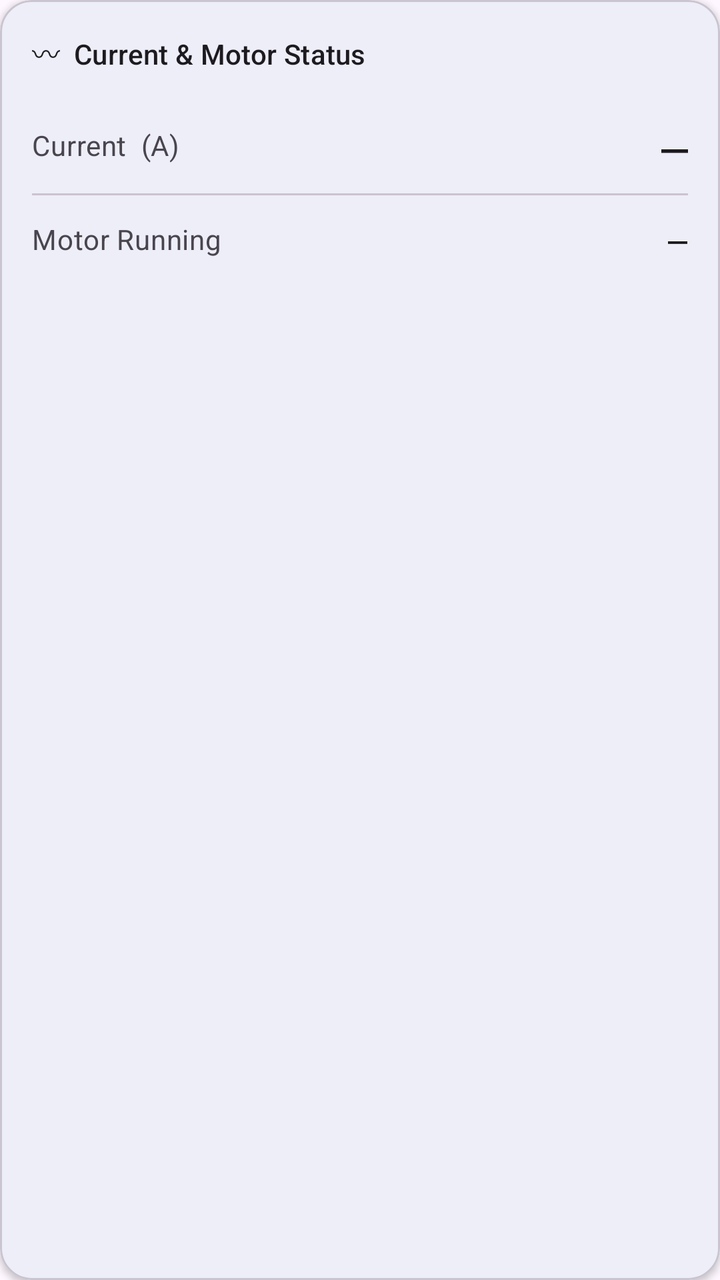
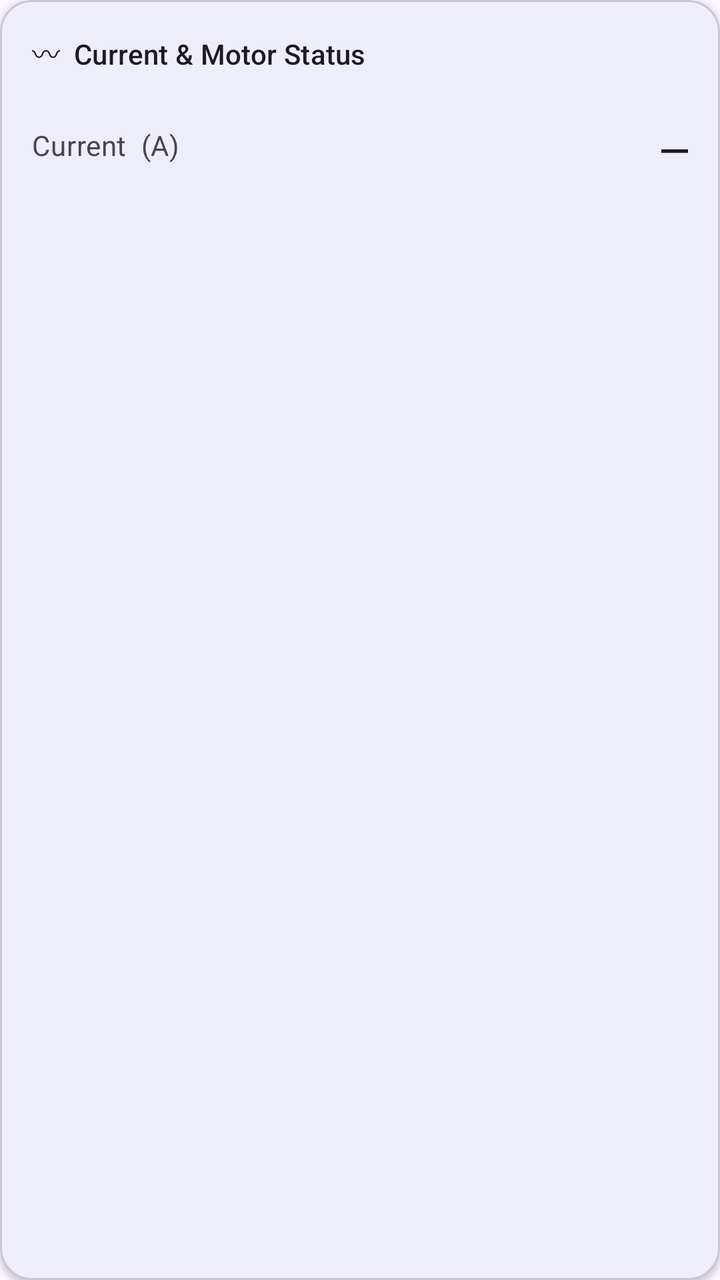

Two renders of the same Android screen: before a commit and after it. Below are the layout's source before the change and the commit's diff.
<!-- AndroidManifest.xml: application theme Theme.MotorDrive -->
<!-- res/layout/module_current.xml -->
<?xml version="1.0" encoding="utf-8"?>
<com.google.android.material.card.MaterialCardView
    xmlns:android="http://schemas.android.com/apk/res/android"
    xmlns:app="http://schemas.android.com/apk/res-auto"
    android:layout_width="match_parent"
    android:layout_height="wrap_content"
    app:cardElevation="2dp"
    app:cardCornerRadius="16dp">

    <LinearLayout
        android:layout_width="match_parent"
        android:layout_height="wrap_content"
        android:orientation="vertical"
        android:padding="16dp">

        <TextView
            android:layout_width="match_parent"
            android:layout_height="wrap_content"
            android:text="〰  Current &amp; Motor Status"
            android:textAppearance="?attr/textAppearanceTitleSmall"
            android:textColor="?attr/colorOnSurface"
            android:layout_marginBottom="12dp" />

        
        <LinearLayout
            android:layout_width="match_parent"
            android:layout_height="48dp"
            android:orientation="horizontal"
            android:gravity="center_vertical">
            <TextView
                android:layout_width="0dp"
                android:layout_height="wrap_content"
                android:layout_weight="1"
                android:text="Current  (A)"
                android:textAppearance="?attr/textAppearanceBodyMedium"
                android:textColor="?attr/colorOnSurfaceVariant" />
            <TextView
                android:id="@+id/valueCurrentA"
                android:layout_width="wrap_content"
                android:layout_height="wrap_content"
                android:text="—"
                android:textAppearance="?attr/textAppearanceTitleLarge"
                android:fontFamily="monospace" />
        </LinearLayout>

        <com.google.android.material.divider.MaterialDivider
            android:layout_width="match_parent"
            android:layout_height="1dp" />

        
        <LinearLayout
            android:layout_width="match_parent"
            android:layout_height="44dp"
            android:orientation="horizontal"
            android:gravity="center_vertical">
            <TextView
                android:layout_width="0dp"
                android:layout_height="wrap_content"
                android:layout_weight="1"
                android:text="Motor Running"
                android:textAppearance="?attr/textAppearanceBodyMedium"
                android:textColor="?attr/colorOnSurfaceVariant" />
            <TextView
                android:id="@+id/valueRunningStatus"
                android:layout_width="wrap_content"
                android:layout_height="wrap_content"
                android:text="—"
                android:textAppearance="?attr/textAppearanceTitleMedium"
                android:fontFamily="monospace" />
        </LinearLayout>

    </LinearLayout>
</com.google.android.material.card.MaterialCardView>
<!-- resources referenced by this layout -->
<resources>
  <style name="Theme.MotorDrive" parent="Theme.Material3.DayNight.NoActionBar">
          <item name="colorPrimary">@color/md_theme_seed</item>
          <item name="colorOnPrimary">#FFFFFF</item>
          <item name="colorPrimaryContainer">#CBE9ED</item>
          <item name="colorOnPrimaryContainer">#001F26</item>
          <item name="colorSecondary">#1A3A5C</item>
          <item name="colorOnSecondary">#FFFFFF</item>
          
          <item name="android:statusBarColor">@android:color/transparent</item>
          <item name="android:navigationBarColor">?attr/colorSurface</item>
          <item name="android:windowLightStatusBar">false</item>
      </style>
  <color name="md_theme_seed">#1B7F8E</color>
</resources>

<!-- the commit's change to res/layout/module_current.xml (unified diff, before → after) -->
@@ -43,31 +43,6 @@
                 android:fontFamily="monospace" />
         </LinearLayout>
 
-        <com.google.android.material.divider.MaterialDivider
-            android:layout_width="match_parent"
-            android:layout_height="1dp" />
-
-        
-        <LinearLayout
-            android:layout_width="match_parent"
-            android:layout_height="44dp"
-            android:orientation="horizontal"
-            android:gravity="center_vertical">
-            <TextView
-                android:layout_width="0dp"
-                android:layout_height="wrap_content"
-                android:layout_weight="1"
-                android:text="Motor Running"
-                android:textAppearance="?attr/textAppearanceBodyMedium"
-                android:textColor="?attr/colorOnSurfaceVariant" />
-            <TextView
-                android:id="@+id/valueRunningStatus"
-                android:layout_width="wrap_content"
-                android:layout_height="wrap_content"
-                android:text="—"
-                android:textAppearance="?attr/textAppearanceTitleMedium"
-                android:fontFamily="monospace" />
-        </LinearLayout>
 
     </LinearLayout>
 </com.google.android.material.card.MaterialCardView>
